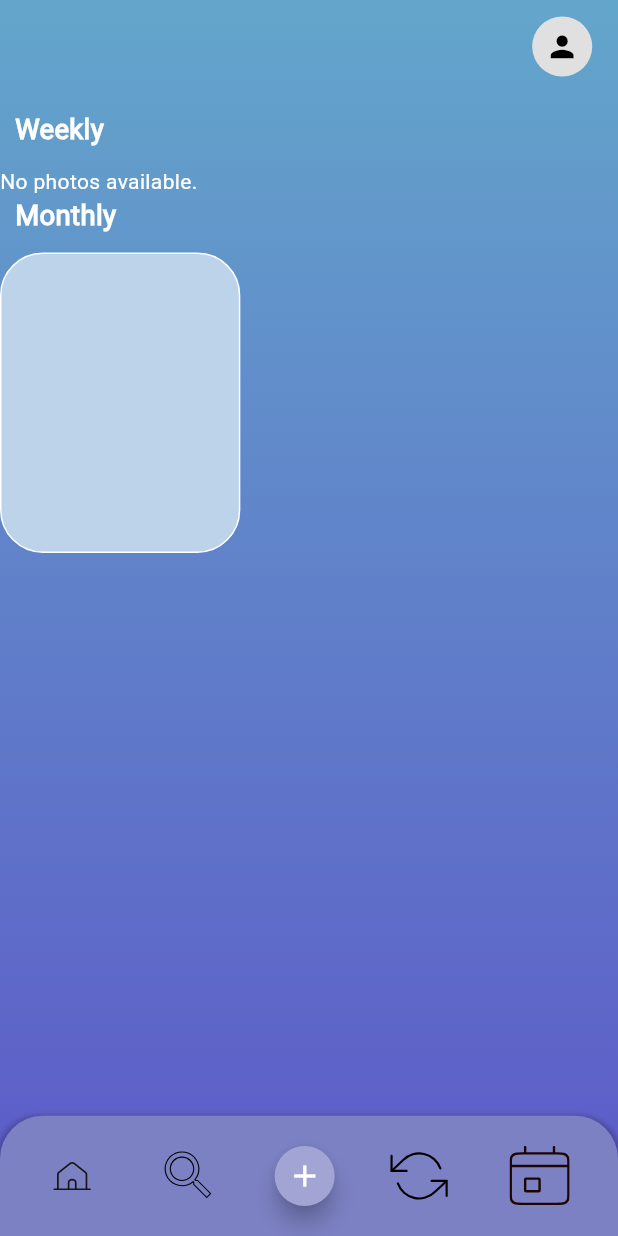
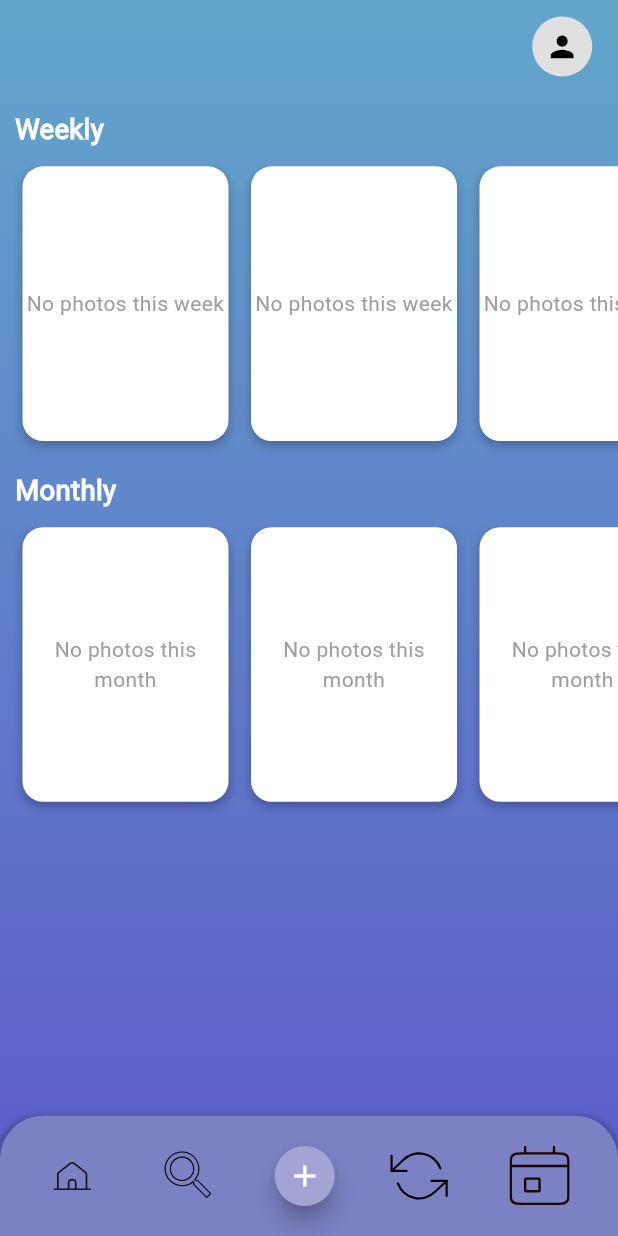
Before and after one commit to JohnnyPol/HCI_ECE_NTUA-CataList_Application, a Flutter app: the RecapPage screen opened by its route, on a phone screen of 412 x 824 dp. Run offline on Flutter 3.47's test engine with Material 3 defaults, Android fonts, the phone set to English and light mode, and no system bars; our stand-ins replace flutter_slidable, flutter_svg, image_picker, pie_chart, sqflite, table_calendar; accounts and stored records are empty.

Commit message:
Recap, monthly and weekly functionality

```diff
--- a/lib/features/dashboard/views/recap_page.dart
+++ b/lib/features/dashboard/views/recap_page.dart
@@ -1,4 +1,6 @@
 // recap_page.dart
+
+import 'dart:math';
 
 import 'package:flutter/material.dart';
 import 'package:flutter_application_1/app_export.dart';
@@ -11,7 +13,8 @@ import 'dart:io';
 class RecapPage extends StatelessWidget {
   RecapPage({Key? key}) : super(key: key);
 
-  Widget _buildRecapBlock(BuildContext context, File imageFile) {
+  Widget _buildRecapBlock(BuildContext context,
+      {File? imageFile, String? message}) {
     return Container(
       padding: const EdgeInsets.only(
         top: 0,
@@ -39,10 +42,18 @@ class RecapPage extends StatelessWidget {
           ),
           child: ClipRRect(
             borderRadius: BorderRadius.circular(12.h),
-            child: Image.file(
-              imageFile,
-              fit: BoxFit.cover,
-            ),
+            child: imageFile != null
+                ? Image.file(
+                    imageFile,
+                    fit: BoxFit.cover,
+                  )
+                : Center(
+                    child: Text(
+                      message ?? "No photos available.",
+                      style: TextStyle(color: Colors.grey),
+                      textAlign: TextAlign.center,
+                    ),
+                  ),
           ),
         ),
       ),
@@ -116,15 +127,14 @@ class RecapPage extends StatelessWidget {
                 SizedBox(height: 10.h),
                 SingleChildScrollView(
                   scrollDirection: Axis.horizontal,
-                  child: FutureBuilder<List<File>>(
-                    future: PhotoStorage().getStoredPhotos(),
+                  child: FutureBuilder<List<List<File>>>(
+                    future: PhotoStorage().getWeeklyPhotos(),
                     builder: (context, snapshot) {
                       if (snapshot.connectionState == ConnectionState.waiting) {
                         return Center(
                           child: CircularProgressIndicator(),
                         );
                       }
-
                       if (!snapshot.hasData || snapshot.data!.isEmpty) {
                         return Center(
                           child: Text(
@@ -134,12 +144,30 @@ class RecapPage extends StatelessWidget {
                         );
                       }
 
-                      final List<File> photos = snapshot.data!.take(4).toList();
+                      final List<List<File>> weeklyPhotos = snapshot.data!;
+                      final random = Random();
 
                       return Row(
-                        children: photos
-                            .map((photo) => _buildRecapBlock(context, photo))
-                            .toList(),
+                        children: List.generate(
+                          4,
+                          (weekIndex) {
+                            final List<File> weekPhotos =
+                                weeklyPhotos.length > weekIndex
+                                    ? weeklyPhotos[weekIndex]
+                                    : [];
+                            if (weekPhotos.isNotEmpty) {
+                              final randomPhoto =
+                                  weekPhotos[random.nextInt(weekPhotos.length)];
+                              return _buildRecapBlock(context,
+                                  imageFile: randomPhoto);
+                            } else {
+                              return _buildRecapBlock(
+                                context,
+                                message: "No photos this week",
+                              );
+                            }
+                          },
+                        ),
                       );
                     },
                   ),
@@ -162,16 +190,50 @@ class RecapPage extends StatelessWidget {
                 SizedBox(height: 10.h),
                 SingleChildScrollView(
                   scrollDirection: Axis.horizontal,
-                  child: Row(
-                    children: <Widget>[
-                      GestureDetector(
-                        onTap: () {
-                          Navigator.pushNamed(context, AppRoutes.monthly);
-                        },
-                        child: Recap_Block(context),
-                      ),
-                      // Additional Recap_Blocks...
-                    ],
+                  child: FutureBuilder<List<List<File>>>(
+                    future: PhotoStorage().getMonthlyPhotos(),
+                    builder: (context, snapshot) {
+                      if (snapshot.connectionState == ConnectionState.waiting) {
+                        return Center(
+                          child: CircularProgressIndicator(),
+                        );
+                      }
+
+                      if (!snapshot.hasData || snapshot.data!.isEmpty) {
+                        return Center(
+                          child: Text(
+                            "No photos available.",
+                            style: TextStyle(color: Colors.white),
+                          ),
+                        );
+                      }
+
+                      final List<List<File>> monthlyPhotos = snapshot.data!;
+                      final random = Random();
+
+                      return Row(
+                        children: List.generate(
+                          6,
+                          (monthIndex) {
+                            final List<File> monthPhotos =
+                                monthlyPhotos.length > monthIndex
+                                    ? monthlyPhotos[monthIndex]
+                                    : [];
+                            if (monthPhotos.isNotEmpty) {
+                              final randomPhoto = monthPhotos[
+                                  random.nextInt(monthPhotos.length)];
+                              return _buildRecapBlock(context,
+                                  imageFile: randomPhoto);
+                            } else {
+                              return _buildRecapBlock(
+                                context,
+                                message: "No photos this month",
+                              );
+                            }
+                          },
+                        ),
+                      );
+                    },
                   ),
                 ),
                 SizedBox(height: 42.h),
```
Also changed, not shown: lib/features/dashboard/views/home_page.dart (indentation only).
